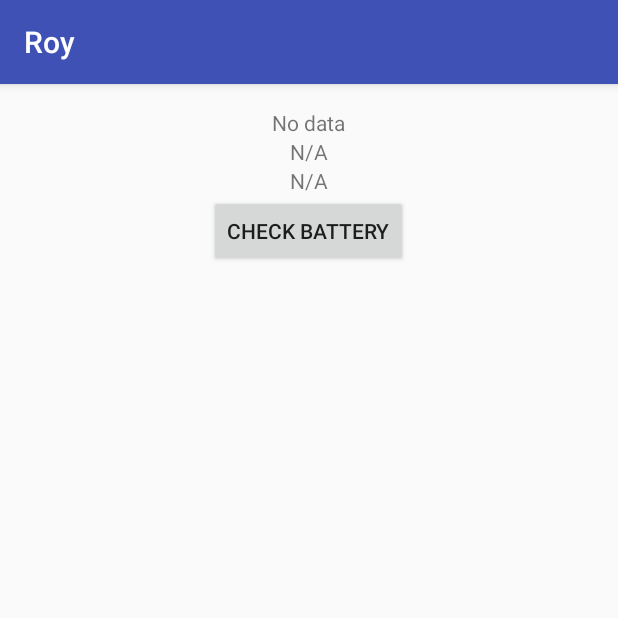
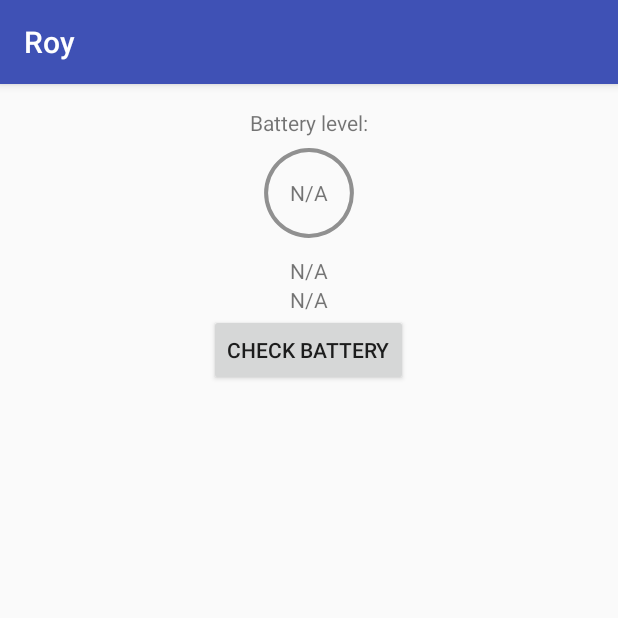
Before and after one commit to AnimalRationale/Roy, an Android app: the screen it shows after launch (MainActivity), on a phone screen of 412 x 824 dp, the top half of it. Run offline under Robolectric (Android 15) with nearby library versions, the phone set to English and light mode, and no system bars.

Commit message:
Resources and layout for circular battery level indicator.

```diff
--- a/app/src/main/java/pl/appnode/roy/MainActivity.java
+++ b/app/src/main/java/pl/appnode/roy/MainActivity.java
@@ -27,7 +27,7 @@ public class MainActivity extends AppCompatActivity {
 
     public void showBatteryLevel(View button) {
         TextView batteryLevel = (TextView) findViewById(R.id.text_battery_level);
-        batteryLevel.setText(getString(R.string.battery_level) + getBatteryLevel()
+        batteryLevel.setText(getBatteryLevel()
                 + getString(R.string.percent));
         TextView batteryPlugged = (TextView) findViewById(R.id.text_battery_plugged);
         switch (getBatteryPluggedStatus()) {
--- /dev/null
+++ b/app/src/main/res/drawable/circular_progress_bar.xml
@@ -0,0 +1,12 @@
+<?xml version="1.0" encoding="utf-8"?>
+<rotate xmlns:android="http://schemas.android.com/apk/res/android"
+    android:fromDegrees="270"
+    android:toDegrees="270">
+    <shape
+        android:useLevel="true"
+        android:innerRadiusRatio="2.2"
+        android:shape="ring"
+        android:thickness="2.5sp" >
+        <solid android:color="@color/colorBatteryEmptyProgressBar" />
+    </shape>
+</rotate>
--- a/app/src/main/res/layout/activity_main.xml
+++ b/app/src/main/res/layout/activity_main.xml
@@ -10,16 +10,45 @@
     tools:context="pl.appnode.roy.MainActivity">
 
     <TextView
-        android:id="@+id/text_battery_level"
+        android:id="@+id/text_battery_level_description"
         android:layout_width="wrap_content"
         android:layout_height="wrap_content"
         android:layout_centerHorizontal="true"
-        android:text="@string/no_data" />
+        android:text="@string/battery_level_description" />
+    <RelativeLayout
+        android:id="@+id/battery_level_container"
+        android:layout_width="wrap_content"
+        android:layout_height="wrap_content"
+        android:layout_centerHorizontal="true"
+        android:layout_below="@id/text_battery_level_description"
+        android:layout_marginRight="0dp"
+        android:layout_marginLeft="0dp"
+        android:layout_marginTop="5dp"
+        android:layout_marginBottom="10dp">
+        <ProgressBar
+            android:id="@+id/battery_progress_bar"
+            style="?android:attr/progressBarStyleHorizontal"
+            android:layout_width="60dp"
+            android:layout_height="60dp"
+            android:layout_margin="2dp"
+            android:layout_centerInParent="true"
+            android:progressDrawable="@drawable/circular_progress_bar"
+            android:max="100"
+            android:progress="100" />
+        <TextView
+            android:id="@+id/text_battery_level"
+            android:layout_width="wrap_content"
+            android:layout_height="wrap_content"
+            android:layout_centerInParent="true"
+            android:layout_marginRight="0dp"
+            android:layout_marginLeft="0dp"
+            android:text="@string/not_available" />
+    </RelativeLayout>
     <TextView
         android:id="@+id/text_battery_plugged"
         android:layout_width="wrap_content"
         android:layout_height="wrap_content"
-        android:layout_below="@id/text_battery_level"
+        android:layout_below="@id/battery_level_container"
         android:layout_centerHorizontal="true"
         android:text="@string/not_available" />
     <TextView
--- a/app/src/main/res/values/colors.xml
+++ b/app/src/main/res/values/colors.xml
@@ -3,4 +3,5 @@
     <color name="colorPrimary">#3F51B5</color>
     <color name="colorPrimaryDark">#303F9F</color>
     <color name="colorAccent">#FF4081</color>
+    <color name="colorBatteryEmptyProgressBar">#FF909090</color>
 </resources>
--- a/app/src/main/res/values/strings.xml
+++ b/app/src/main/res/values/strings.xml
@@ -1,7 +1,7 @@
 <resources>
     <string name="app_name">Roy</string>
 
-    <string name="battery_level">Battery level:</string>
+    <string name="battery_level_description">Battery level:</string>
     <string name="percent">%</string>
 
     <string name="no_data">No data</string>
```
